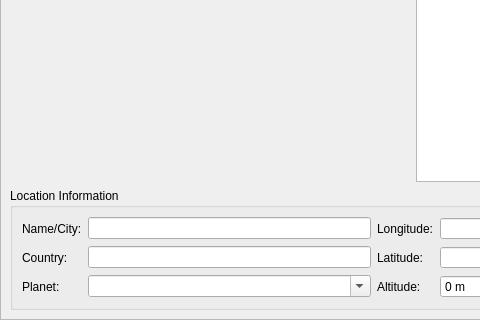
Above: src/gui/locationDialogGui.ui from 519984307/stellarium_src before the change; both pictures show x 0 to 480 and y 115 to 435 of the 688 by 435 pixel window. Below: the same form after it.
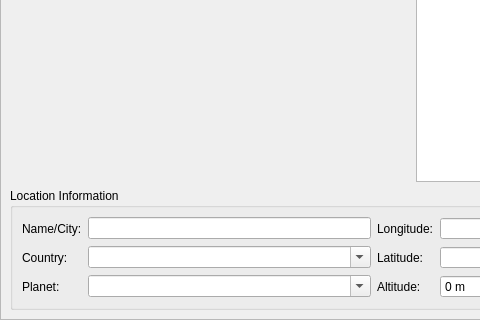
That is the form after the change. Icons and pictures are not drawn. Custom widgets are drawn as their Qt base class.

Commit message: Continued location window.

What changed in the file:
```diff
--- a/src/gui/locationDialogGui.ui
+++ b/src/gui/locationDialogGui.ui
@@ -288,9 +288,6 @@
            </property>
           </widget>
          </item>
-         <item row="1" column="2" >
-          <widget class="QLineEdit" name="countryNameLineEdit" />
-         </item>
          <item row="1" column="3" >
           <widget class="QLabel" name="label_5" >
            <property name="text" >
@@ -370,6 +367,13 @@
            </property>
           </widget>
          </item>
+         <item row="1" column="2" >
+          <widget class="QComboBox" name="countryNameComboBox" >
+           <property name="editable" >
+            <bool>true</bool>
+           </property>
+          </widget>
+         </item>
         </layout>
        </widget>
       </item>
```
The commit also changes 4 other files.
